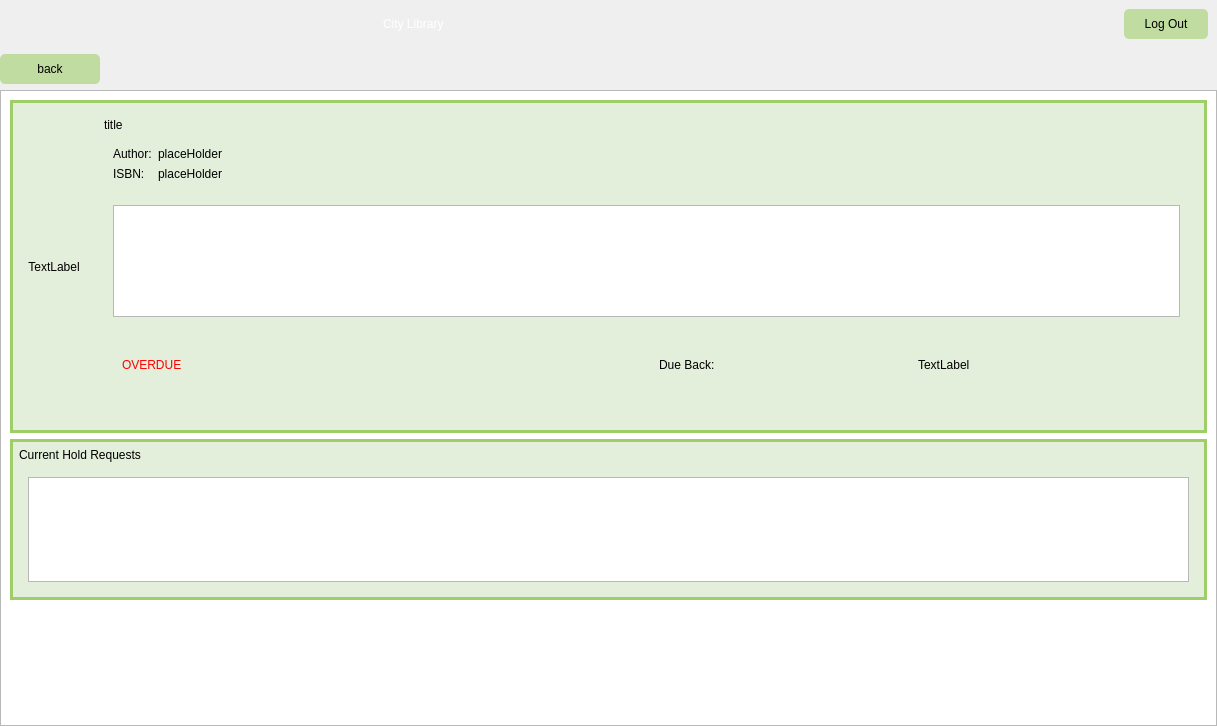
Above: viewBookInfo.ui from Mr-Beastman/CS106_A2 before the change. Below: the same form after it.
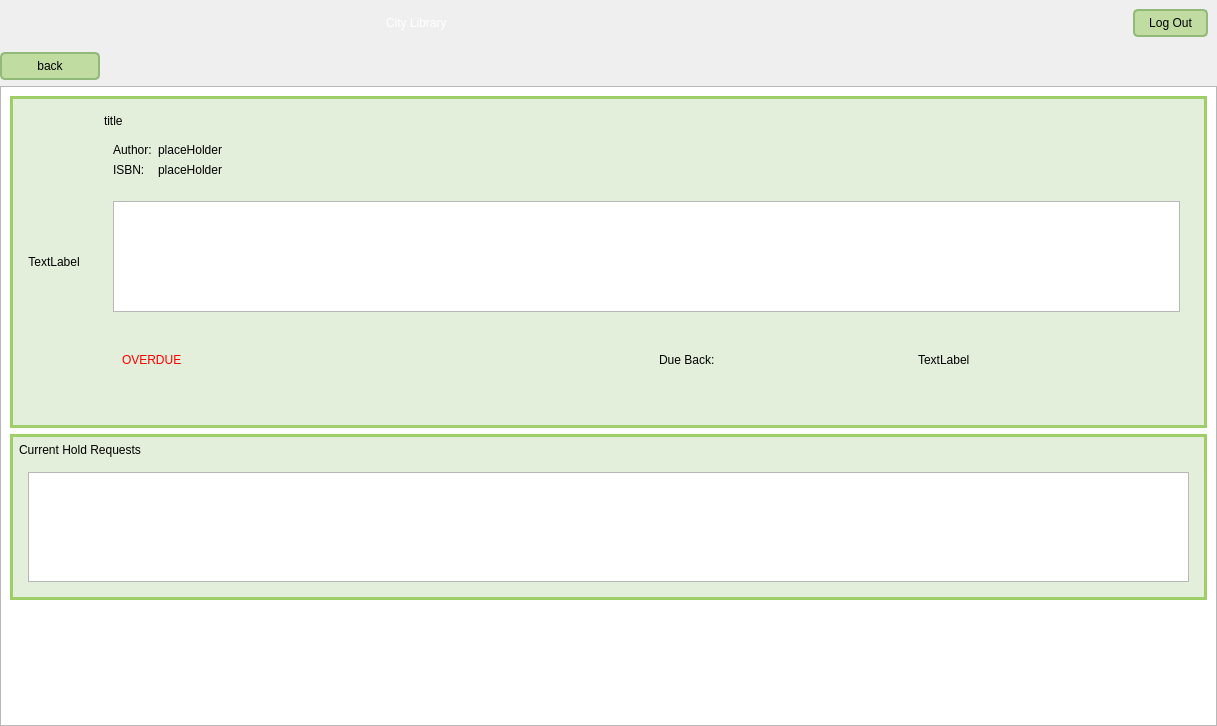
That is the form after the change. Icons and pictures are not drawn.

The edit to the form file:
```diff
--- a/viewBookInfo.ui
+++ b/viewBookInfo.ui
@@ -14,22 +14,28 @@
    <string>Form</string>
   </property>
   <property name="styleSheet">
-   <string notr="true">
-
-QPushButton{
-	padding: 8px 20px;
-	border-radius: 5px;
-	outline: none;
-	color: rgb(0, 0, 0);
-	font: 700 9pt &quot;Segoe UI&quot;;
-	background-color: rgb(192, 220, 161);
-	
+   <string notr="true">QPushButton {
+    padding: 5px 10px;
+    border-radius: 5px;
+    outline: none;
+    color: rgb(0, 0, 0);
+    font: 700 9pt &quot;Segoe UI&quot;;
+    background-color: rgb(192, 220, 161);
+    border: 2px solid rgb(145, 185, 120);
 }
 
 QPushButton:hover {
 	background-color: rgb(161, 184, 135);
 }
 
+QPushButton:pressed {
+    background-color: rgb(145, 165, 120);
+    border: 2px solid rgb(130, 155, 100); 
+    padding-top: 10px; 
+    padding-bottom: 6px; 
+}
+
+
 
 QLabel{
 	color: rgb(0, 0, 0);
```
Left out of the diff: 3 changed lines with no effect on the pictures.
